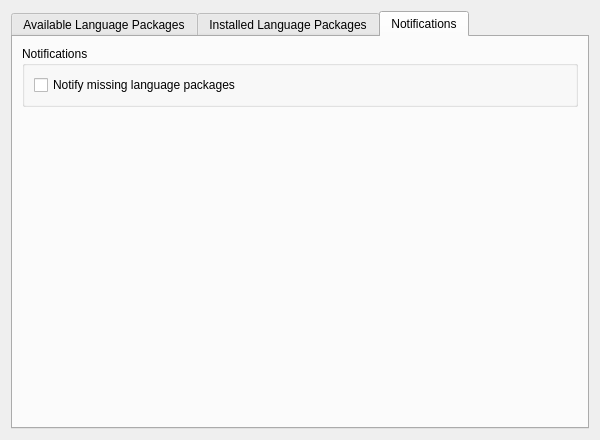
This is src/modules/language_packages/ui/PageLanguagePackages.ui in manjaro/manjaro-settings-manager as Qt 5 draws it before an edit. The edited form follows.
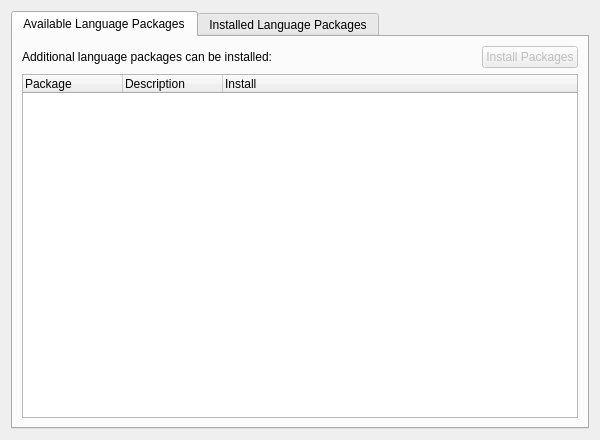
This is the edited form. The open tabs and pages were chosen to show the change.

Commit message: Create Notifications KCM modules Remove Notifications tab in languages and kernel settings

```diff
--- a/src/modules/language_packages/ui/PageLanguagePackages.ui
+++ b/src/modules/language_packages/ui/PageLanguagePackages.ui
@@ -137,42 +137,6 @@
        </item>
       </layout>
      </widget>
-     <widget class="QWidget" name="tabNotifications">
-      <attribute name="title">
-       <string>Notifications</string>
-      </attribute>
-      <layout class="QVBoxLayout" name="verticalLayout_4">
-       <item>
-        <widget class="QGroupBox" name="notificationsGroupBox">
-         <property name="title">
-          <string>Notifications</string>
-         </property>
-         <layout class="QVBoxLayout" name="verticalLayout_5">
-          <item>
-           <widget class="QCheckBox" name="checkLanguagePackage">
-            <property name="text">
-             <string>Notify missing language packages</string>
-            </property>
-           </widget>
-          </item>
-         </layout>
-        </widget>
-       </item>
-       <item>
-        <spacer name="verticalSpacer">
-         <property name="orientation">
-          <enum>Qt::Vertical</enum>
-         </property>
-         <property name="sizeHint" stdset="0">
-          <size>
-           <width>20</width>
-           <height>40</height>
-          </size>
-         </property>
-        </spacer>
-       </item>
-      </layout>
-     </widget>
     </widget>
    </item>
   </layout>
```
The commit also changes 7 other files.
